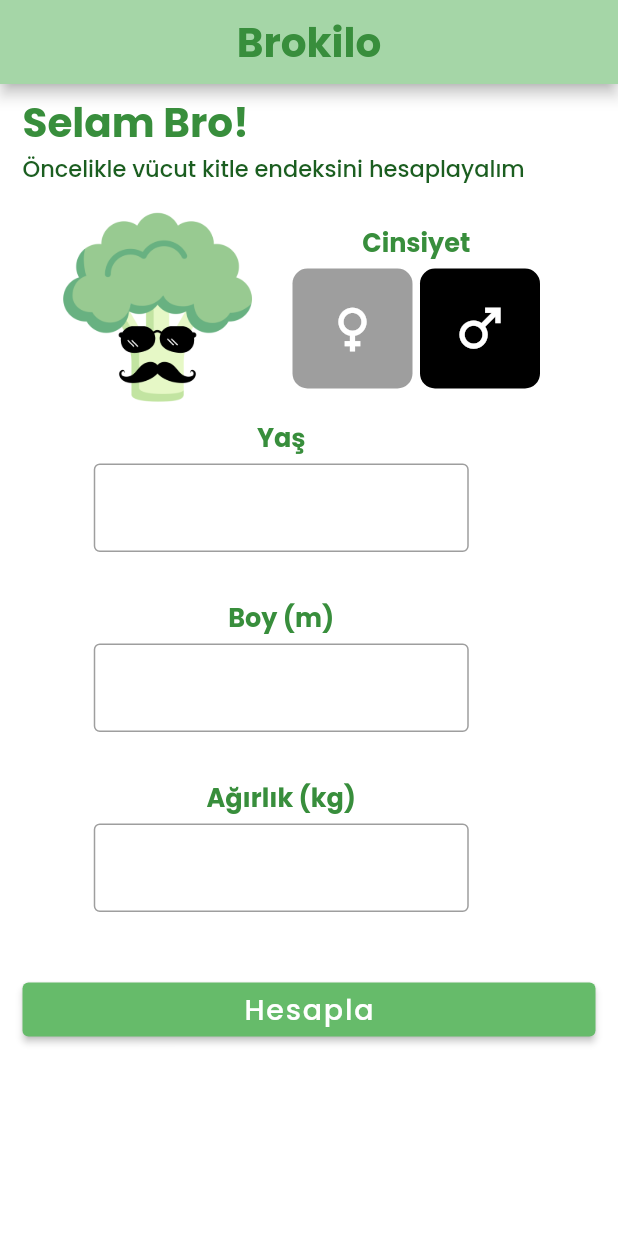
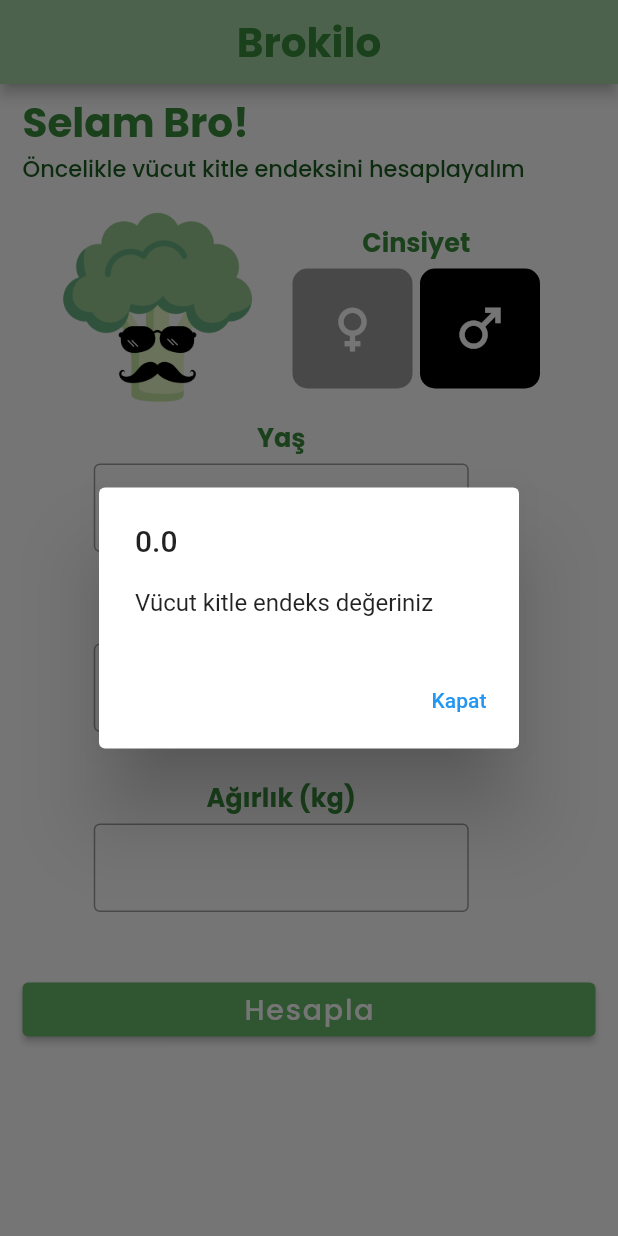
Before and after one commit to duyguaran/brokilo_app, a Flutter app: the screen it shows after launch, after a tap on "Hesapla", on a phone screen of 412 x 824 dp. Run offline on Flutter 3.47's test engine with Material 2 defaults, Android fonts, the light colour scheme and no system bars; our stand-ins replace google_fonts.

Commit message:
bmi format edit

```diff
--- a/lib/homeScreen/home_screen.dart
+++ b/lib/homeScreen/home_screen.dart
@@ -14,9 +14,9 @@ class _HomeScreenState extends State<HomeScreen> {
   TextEditingController ageController = TextEditingController();
   TextEditingController heightController = TextEditingController();
   TextEditingController weightController = TextEditingController();
-  double bmi = 0.0;
-  double boy = 0;
-  double kilo = 0;
+  double bmi = 0;
+  int boy = 0;
+  int kilo = 0;
   @override
   Widget build(BuildContext context) {
     return Scaffold(
@@ -262,10 +262,28 @@ class _HomeScreenState extends State<HomeScreen> {
                           onPrimary: Colors.white, // foreground
                         ),
                         onPressed: () {
+                          showDialog(
+                            context: context,
+                            builder: (BuildContext context) {
+                              return AlertDialog(
+                                title: Text(bmi.toString()),
+                                content: Text('Vücut kitle endeks değeriniz'),
+                                actions: [
+                                  TextButton(
+                                    onPressed: () {
+                                      Navigator.of(context).pop();
+                                    },
+                                    child: Text('Kapat'),
+                                  ),
+                                ],
+                              );
+                            },
+                          );
                           setState(() {
-                            boy = double.parse(heightController.text);
-                            kilo = double.parse(weightController.text);
+                            boy = int.parse(heightController.text);
+                            kilo = int.parse(weightController.text);
                             bmi = kilo / (boy * boy);
+                            bmi = bmi * 10000;
                           });
                         },
                         child: Center(
```
